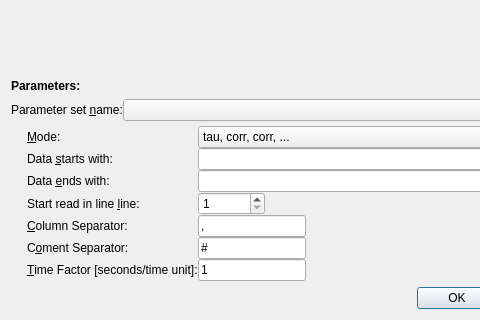
jkriege2/QuickFit3, file plugins/fcs/dlg_csvparameters.ui: the form before one commit; both pictures show x 0 to 480 and y 320 to 640 of the 680 by 640 pixel window.
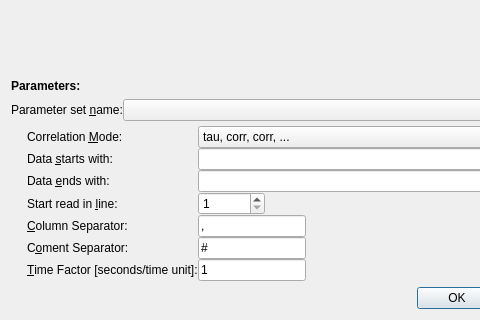
The form after the commit. Icons and pictures are not drawn. Custom widgets are drawn as their Qt base class.

```diff
--- a/plugins/fcs/dlg_csvparameters.ui
+++ b/plugins/fcs/dlg_csvparameters.ui
@@ -161,7 +161,7 @@
        <item row="4" column="0">
         <widget class="QLabel" name="label_8">
          <property name="text">
-          <string>Start read in line &amp;line:</string>
+          <string>Start read in &amp;line:</string>
          </property>
          <property name="buddy">
           <cstring>spinStartInLine</cstring>
@@ -256,7 +256,7 @@
        <item row="1" column="0">
         <widget class="QLabel" name="label_10">
          <property name="text">
-          <string>&amp;Mode:</string>
+          <string>Correlation &amp;Mode:</string>
          </property>
          <property name="buddy">
           <cstring>cmbMode</cstring>
```
Left out of the diff: 5 changed lines with no effect on the pictures.
